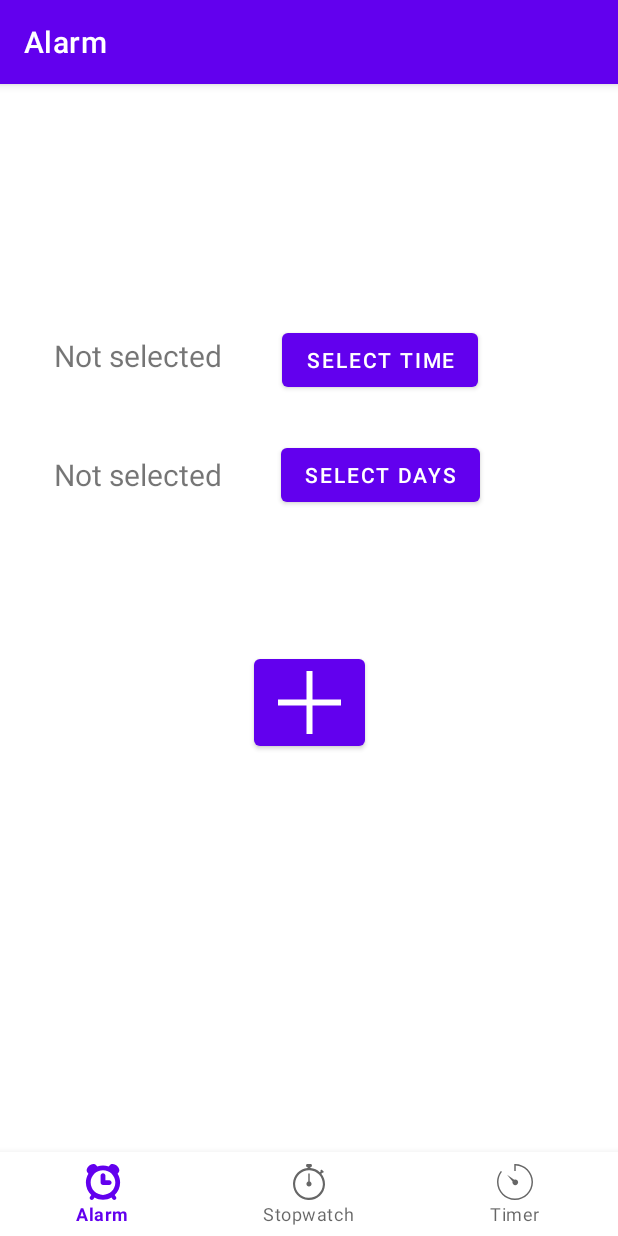
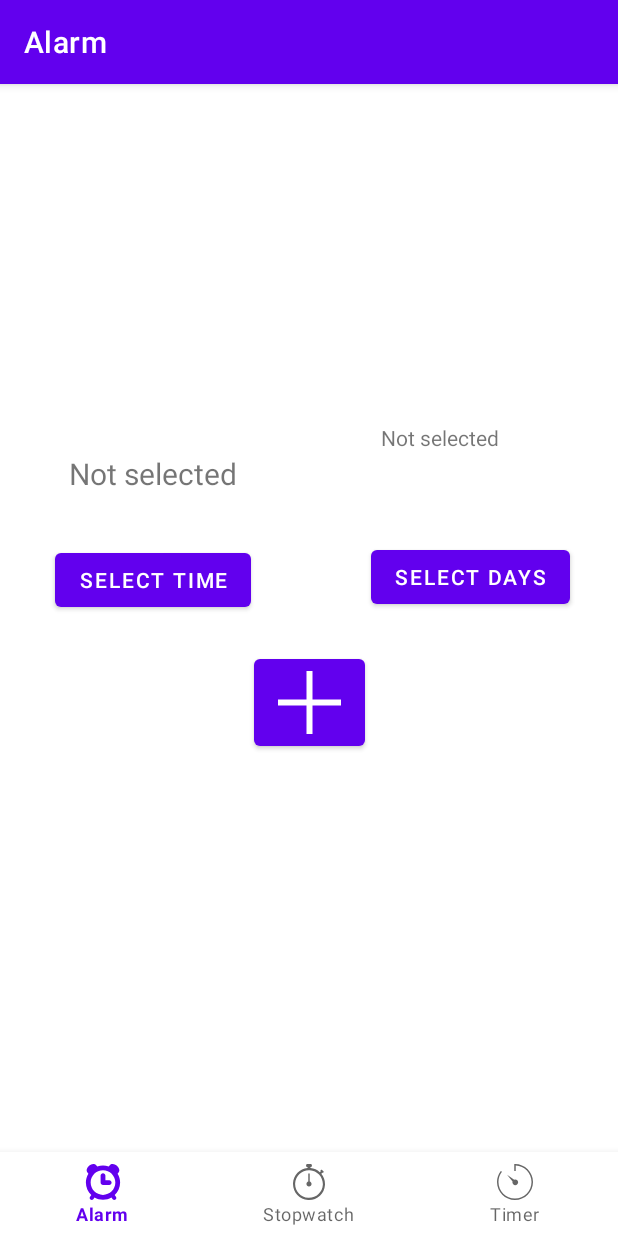
Before and after one commit to RennSter20/TimeManager, an Android app: the screen it shows after launch (MainActivity), on a phone screen of 412 x 824 dp. Run offline under Robolectric (Android 15) with nearby library versions, the phone set to English and light mode, and no system bars; our stand-ins replace navigation-ui.

```diff
--- a/app/build.gradle
+++ b/app/build.gradle
@@ -51,7 +51,6 @@ dependencies {
     implementation 'androidx.lifecycle:lifecycle-viewmodel-ktx:2.5.1'
     implementation 'androidx.navigation:navigation-fragment-ktx:2.5.2'
     implementation 'androidx.navigation:navigation-ui-ktx:2.5.2'
-    testImplementation 'junit:junit:4.13.2'
     androidTestImplementation 'androidx.test.ext:junit:1.1.3'
     androidTestImplementation 'androidx.test.espresso:espresso-core:3.4.0'
 }
--- a/app/src/main/java/com/example/timemngr/ui/Alarm/AlarmFragment.kt
+++ b/app/src/main/java/com/example/timemngr/ui/Alarm/AlarmFragment.kt
@@ -15,7 +15,7 @@ import android.widget.TextView
 import androidx.fragment.app.Fragment
 import androidx.lifecycle.ViewModelProvider
 import com.example.timemngr.R
-import com.example.timemngr.databinding.FragmentHomeBinding
+import com.example.timemngr.databinding.FragmentAlarmBinding
 import com.google.android.material.dialog.MaterialAlertDialogBuilder
 import com.google.android.material.snackbar.Snackbar
 import com.google.android.material.timepicker.MaterialTimePicker
@@ -24,7 +24,7 @@ import java.util.*
 
 class AlarmFragment : Fragment() {
 
-    private var _binding: FragmentHomeBinding? = null
+    private var _binding: FragmentAlarmBinding? = null
 
     private val binding get() = _binding!!
 
@@ -43,7 +43,7 @@ class AlarmFragment : Fragment() {
         val homeViewModel =
             ViewModelProvider(this).get(AlarmViewModel::class.java)
 
-        _binding = FragmentHomeBinding.inflate(inflater, container, false)
+        _binding = FragmentAlarmBinding.inflate(inflater, container, false)
         val root: View = binding.root
 
         return root
@@ -117,7 +117,8 @@ class AlarmFragment : Fragment() {
                         for(item in multiItems){
 
                             if(checkedItems.elementAt(index)) {
-                                selectedDaysText.append(item)
+                                var dayShort:String = item.removeRange(3, item.length)
+                                selectedDaysText.append(dayShort)
                                 if (noOfTrue > 1) {
                                     selectedDaysText.append(", ")
                                 }
--- a/app/src/main/res/layout/fragment_home.xml
+++ b/app/src/main/res/layout/fragment_alarm.xml
@@ -7,56 +7,55 @@
     tools:context=".ui.Alarm.AlarmFragment">
 
 
+    <TextView
+        android:id="@+id/pickedTimeText"
+        android:layout_width="wrap_content"
+        android:layout_height="wrap_content"
+        android:layout_marginStart="36dp"
+        android:layout_marginTop="180dp"
+        android:padding="10dp"
+        android:text="@string/notSelected"
+        android:textAlignment="center"
+        android:textSize="20sp"
+        app:layout_constraintEnd_toStartOf="@+id/selectedDaysText"
+        app:layout_constraintHorizontal_bias="0.0"
+        app:layout_constraintStart_toStartOf="parent"
+        app:layout_constraintTop_toTopOf="parent" />
+
     <Button
         android:id="@+id/selectTimeButton"
         android:layout_width="wrap_content"
         android:layout_height="wrap_content"
-        android:layout_marginTop="104dp"
+        android:layout_marginStart="36dp"
         android:text="Select time"
-        app:layout_constraintEnd_toEndOf="parent"
-        app:layout_constraintHorizontal_bias="0.241"
-        app:layout_constraintStart_toEndOf="@+id/pickedTimeText"
-        app:layout_constraintTop_toTopOf="parent" />
-
-    <TextView
-        android:id="@+id/pickedTimeText"
-        android:layout_width="wrap_content"
-        android:layout_height="wrap_content"
-        android:padding="10dp"
-        android:text="@string/notSelected"
-        android:textSize="20sp"
-        app:layout_constraintBottom_toBottomOf="parent"
-        app:layout_constraintEnd_toEndOf="parent"
-        app:layout_constraintHorizontal_bias="0.093"
+        app:layout_constraintBottom_toTopOf="@+id/launchAlarmButton"
+        app:layout_constraintEnd_toStartOf="@+id/selectDaysButton"
+        app:layout_constraintHorizontal_bias="0.012"
         app:layout_constraintStart_toStartOf="parent"
-        app:layout_constraintTop_toTopOf="parent"
-        app:layout_constraintVertical_bias="0.152" />
+        app:layout_constraintTop_toBottomOf="@+id/pickedTimeText" />
 
     <TextView
         android:id="@+id/selectedDaysText"
-        android:layout_width="wrap_content"
-        android:layout_height="wrap_content"
-        android:layout_marginTop="32dp"
+        android:layout_width="132dp"
+        android:layout_height="64dp"
+        android:layout_marginTop="160dp"
+        android:layout_marginEnd="36dp"
         android:padding="10dp"
         android:text="@string/notSelected"
-        android:textSize="20sp"
+        android:textAlignment="textStart"
+        android:textSize="14sp"
         app:layout_constraintEnd_toEndOf="parent"
-        app:layout_constraintHorizontal_bias="0.093"
-        app:layout_constraintStart_toStartOf="parent"
-        app:layout_constraintTop_toBottomOf="@+id/pickedTimeText" />
+        app:layout_constraintTop_toTopOf="parent" />
 
     <Button
         android:id="@+id/selectDaysButton"
         android:layout_width="wrap_content"
         android:layout_height="wrap_content"
-        android:layout_marginStart="28dp"
+        android:layout_marginEnd="32dp"
         android:text="Select days"
-        app:layout_constraintBottom_toBottomOf="parent"
+        app:layout_constraintBottom_toTopOf="@+id/launchAlarmButton"
         app:layout_constraintEnd_toEndOf="parent"
-        app:layout_constraintHorizontal_bias="0.011"
-        app:layout_constraintStart_toEndOf="@+id/selectedDaysText"
-        app:layout_constraintTop_toBottomOf="@+id/selectTimeButton"
-        app:layout_constraintVertical_bias="0.056" />
+        app:layout_constraintTop_toBottomOf="@+id/selectedDaysText" />
 
     <Button
         android:id="@+id/launchAlarmButton"
--- a/app/src/main/res/navigation/mobile_navigation.xml
+++ b/app/src/main/res/navigation/mobile_navigation.xml
@@ -9,17 +9,17 @@
         android:id="@+id/navigation_alarm"
         android:name="com.example.timemngr.ui.Alarm.AlarmFragment"
         android:label="@string/title_alarm"
-        tools:layout="@layout/fragment_home" />
+        tools:layout="@layout/fragment_alarm" />
 
     <fragment
         android:id="@+id/navigation_stopwatch"
         android:name="com.example.timemngr.ui.stopwatch.StopwatchFragment"
         android:label="@string/title_stopwatch"
-        tools:layout="@layout/fragment_dashboard" />
+        tools:layout="@layout/fragment_stopwatch" />
 
     <fragment
         android:id="@+id/navigation_timer"
         android:name="com.example.timemngr.ui.timer.TimerFragment"
         android:label="@string/title_timer"
-        tools:layout="@layout/fragment_notifications" />
+        tools:layout="@layout/fragment_timer" />
 </navigation>
--- /dev/null
+++ b/app/src/main/res/values/ic_launcher_background.xml
@@ -0,0 +1,4 @@
+<?xml version="1.0" encoding="utf-8"?>
+<resources>
+    <color name="ic_launcher_background">#FFFFFF</color>
+</resources>
```
Also changed, not shown: app/src/main/java/com/example/timemngr/ui/stopwatch/StopwatchFragment.kt (+27 -10 lines), app/src/main/java/com/example/timemngr/ui/timer/TimerFragment.kt (+3 -7 lines), app/src/main/res/layout/fragment_dashboard.xml (deleted, +0 -22 lines), app/src/main/res/layout/fragment_notifications.xml (deleted, +0 -22 lines), app/src/main/res/layout/fragment_stopwatch.xml (added, +43 -0 lines), app/src/main/res/layout/fragment_timer.xml (added, +7 -0 lines).
